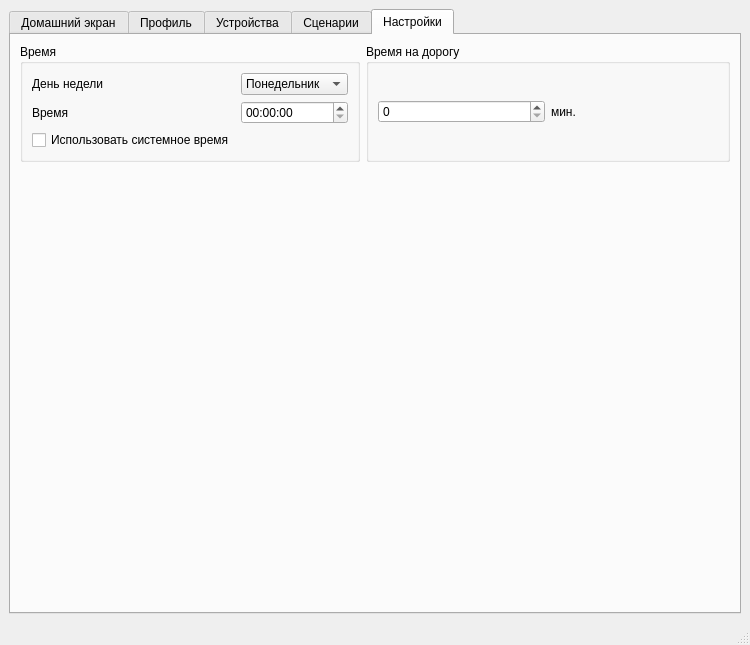
Qt form mainwindow.ui (MrFireDeN/SmartHome) before a commit.
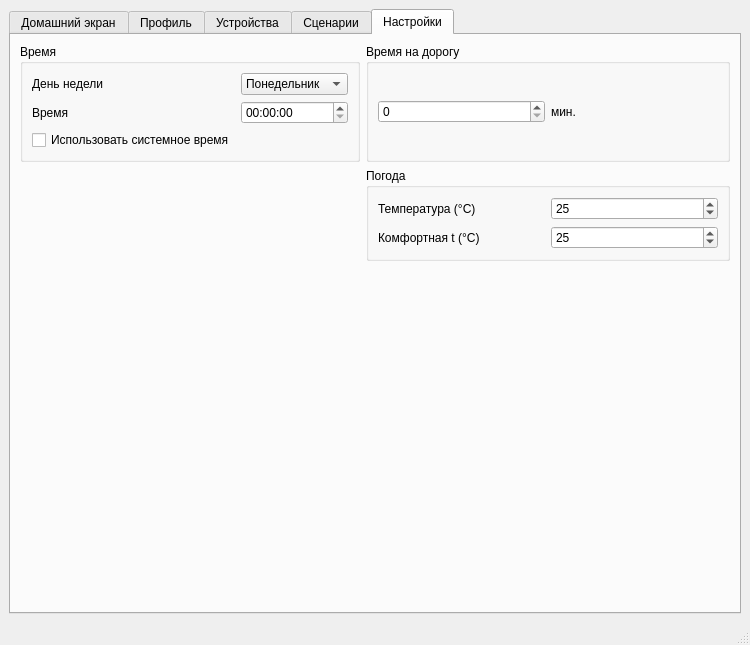
The same form after that commit. The open tabs and pages were chosen to show the change.

Commit message: feat: добавлена погода

The edit to the form file:
```diff
--- a/mainwindow.ui
+++ b/mainwindow.ui
@@ -797,6 +797,67 @@
               </layout>
              </widget>
             </item>
+            <item row="1" column="1">
+             <widget class="QGroupBox" name="groupBoxTemp">
+              <property name="title">
+               <string>Погода</string>
+              </property>
+              <layout class="QGridLayout" name="gridLayout_3">
+               <item row="0" column="0">
+                <widget class="QLabel" name="labelTemp">
+                 <property name="text">
+                  <string>Температура (°С)</string>
+                 </property>
+                </widget>
+               </item>
+               <item row="1" column="0">
+                <widget class="QLabel" name="labelComfTemp">
+                 <property name="text">
+                  <string>Комфортная t (°С)</string>
+                 </property>
+                </widget>
+               </item>
+               <item row="0" column="2">
+                <widget class="QSpinBox" name="spinBoxTemp">
+                 <property name="minimumSize">
+                  <size>
+                   <width>100</width>
+                   <height>0</height>
+                  </size>
+                 </property>
+                 <property name="minimum">
+                  <number>-30</number>
+                 </property>
+                 <property name="maximum">
+                  <number>50</number>
+                 </property>
+                 <property name="value">
+                  <number>25</number>
+                 </property>
+                </widget>
+               </item>
+               <item row="1" column="2">
+                <widget class="QSpinBox" name="spinBoxComfTemp">
+                 <property name="minimumSize">
+                  <size>
+                   <width>100</width>
+                   <height>0</height>
+                  </size>
+                 </property>
+                 <property name="minimum">
+                  <number>-30</number>
+                 </property>
+                 <property name="maximum">
+                  <number>50</number>
+                 </property>
+                 <property name="value">
+                  <number>25</number>
+                 </property>
+                </widget>
+               </item>
+              </layout>
+             </widget>
+            </item>
            </layout>
           </item>
          </layout>
```
Left out of the diff: 2 changed lines with no effect on the pictures. The commit also changes 3 other files.
